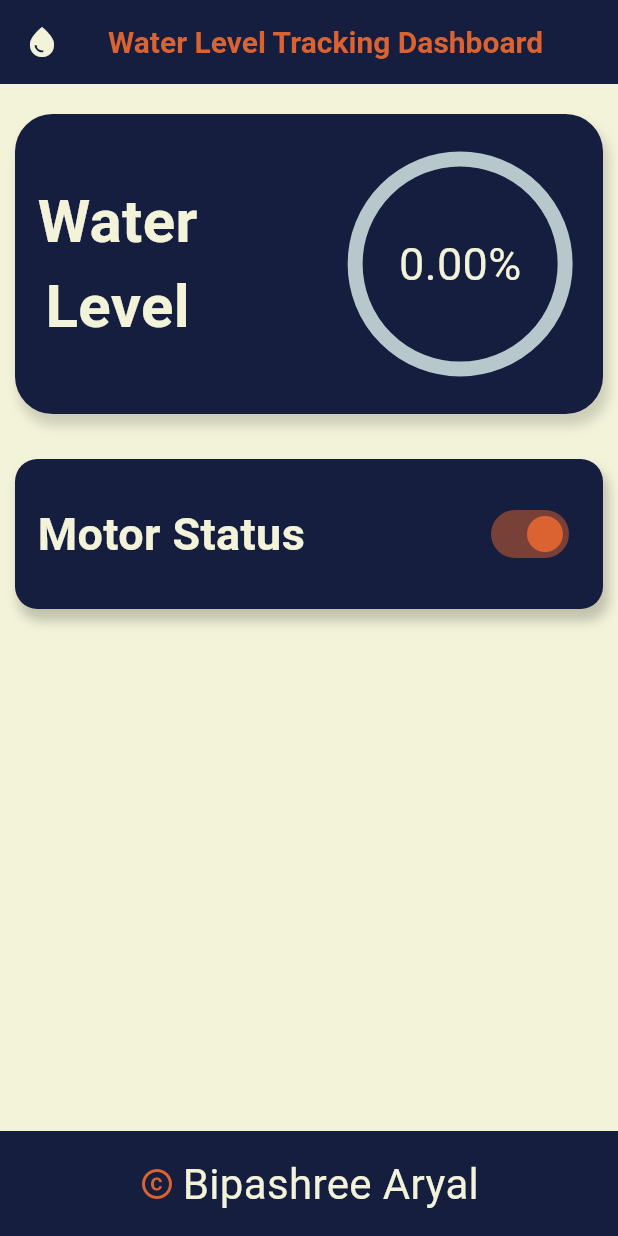
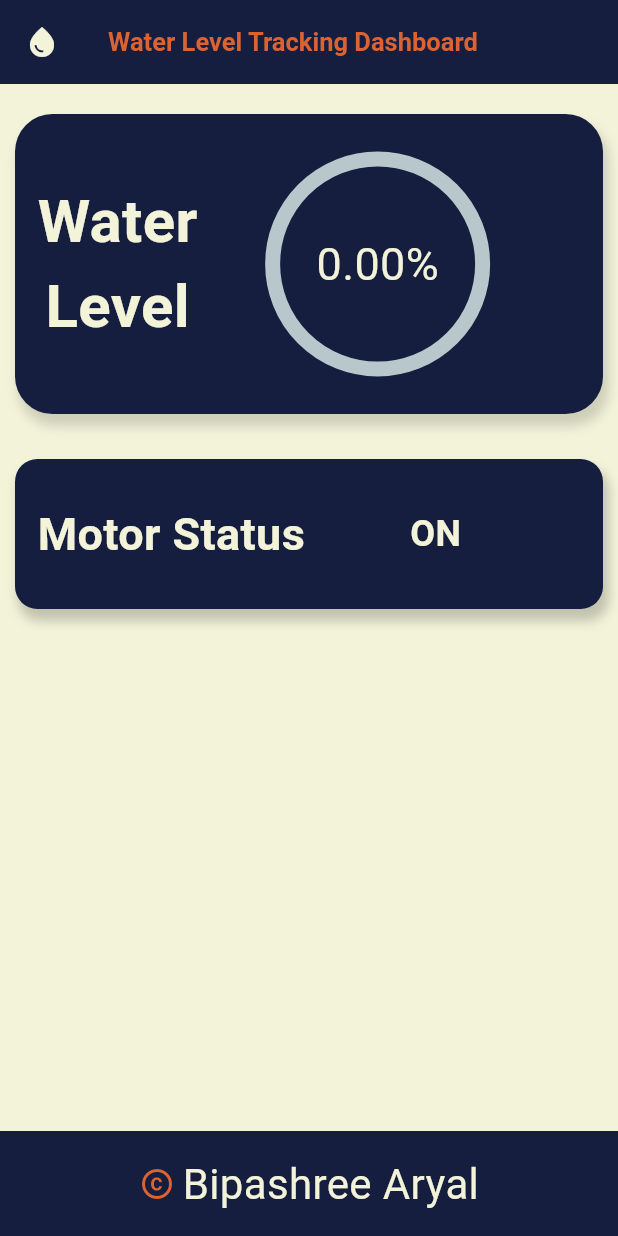
Before and after one commit to AryalKTM/water-level-tracking, a Flutter app: the screen it shows after launch, on a phone screen of 412 x 824 dp. Run offline on Flutter 3.47's test engine with Material 3 defaults, Android fonts, the phone set to English and light mode, and no system bars; drawn by our look-alikes of percent_indicator; our stand-ins replace firebase_core, firebase_database, google_fonts; accounts and stored records are empty; Roboto replaces fonts that are missing (Kanit).

Commit message:
Final..Maybe...

```diff
--- a/FrontEnd/wltd_app/lib/home.dart
+++ b/FrontEnd/wltd_app/lib/home.dart
@@ -5,18 +5,28 @@ import 'package:percent_indicator/circular_percent_indicator.dart';
 import 'package:wltd_app/firebase_service.dart';
 
 class HomePage extends StatefulWidget {
-  const HomePage({super.key});
+  const HomePage({Key? key}) : super(key: key);
 
   @override
   State<HomePage> createState() => _HomePageState();
 }
 
 class _HomePageState extends State<HomePage> {
-  bool light = true;
+  double percent = 0;
+  String statusDisplay = "ON";
 
   double calculatePercent(depth) {
     var percent = (depth / 115) * 100;
     return percent;
+  }
+
+  String motorStatus(motorStatus) {
+    if (motorStatus == false) {
+      statusDisplay = "OFF";
+    } else {
+      statusDisplay = "ON";
+    }
+    return statusDisplay;
   }
 
   @override
@@ -34,7 +44,7 @@ class _HomePageState extends State<HomePage> {
             textStyle: const TextStyle(
               color: Color(0xffdb6332),
               fontWeight: FontWeight.bold,
-              fontSize: 20,
+              fontSize: 17,
             ),
           ),
         ),
@@ -54,7 +64,8 @@ class _HomePageState extends State<HomePage> {
                     blurRadius: 6,
                     offset: const Offset(3, 7),
                   ),
-                  ]),
+                ],
+              ),
               padding: const EdgeInsets.all(15),
               margin: const EdgeInsets.fromLTRB(10, 20, 10, 10),
               height: 200,
@@ -87,12 +98,11 @@ class _HomePageState extends State<HomePage> {
                     ],
                   ),
                   const SizedBox(
-                    width: 100,
+                    width: 45,
                   ),
                   StreamBuilder<Object>(
                     stream: getDepth(),
                     builder: (context, snapshot) {
-                        double percent = 0;
                       if (snapshot.data != null) {
                         DatabaseEvent depth = snapshot.data as DatabaseEvent;
                         percent = calculatePercent(depth.snapshot.value);
@@ -100,10 +110,10 @@ class _HomePageState extends State<HomePage> {
                       return CircularPercentIndicator(
                         radius: 75,
                         lineWidth: 10,
-                            percent: percent > 0 && percent <= 100
-                                ? percent / 100
-                                : 0,
+                        percent:
+                            percent > 0 && percent <= 100 ? percent / 100 : 0,
                         animation: true,
+                        animateFromLastPercent: true,
                         circularStrokeCap: CircularStrokeCap.round,
                         progressColor: const Color(0xffdb6332),
                         center: Text(
@@ -115,8 +125,10 @@ class _HomePageState extends State<HomePage> {
                               fontWeight: FontWeight.w400,
                             ),
                           ),
-                            ));
-                      }),
+                        ),
+                      );
+                    },
+                  ),
                 ],
               ),
             ),
@@ -134,7 +146,8 @@ class _HomePageState extends State<HomePage> {
                     blurRadius: 6,
                     offset: const Offset(3, 7),
                   ),
-                  ]),
+                ],
+              ),
               child: Row(
                 children: [
                   Text(
@@ -148,16 +161,27 @@ class _HomePageState extends State<HomePage> {
                     ),
                   ),
                   const SizedBox(
-                    width: 120,
+                    width: 70,
                   ),
-                  Switch(
-                    value: light,
-                    onChanged: ((value) {
-                      setState(() {
-                        light = value;
-                      });
-                    }),
-                    activeColor: const Color(0xffdb6332),
+                  StreamBuilder<Object>(
+                    stream: getStatus(),
+                    builder: (context, snapshot) {
+                      if (snapshot.data != null) {
+                        DatabaseEvent status = snapshot.data as DatabaseEvent;
+                        var returnStatus = motorStatus(status.snapshot.value);
+                        return Text(
+                          returnStatus,
+                          style: GoogleFonts.kanit(
+                            textStyle: const TextStyle(
+                              fontSize: 24,
+                              color: Color(0xfff2f3d9),
+                              fontWeight: FontWeight.bold,
+                            ),
+                          ),
+                        );
+                      }
+                      return const Text("Loading..");
+                    },
                   ),
                 ],
               ),
--- a/FrontEnd/wltd_app/lib/main.dart
+++ b/FrontEnd/wltd_app/lib/main.dart
@@ -9,7 +9,7 @@ void main() async {
     options: DefaultFirebaseOptions.currentPlatform,
   );
 
-  runApp(waterApp());
+  runApp(const waterApp());
 }
 
 class waterApp extends StatelessWidget {
--- a/FrontEnd/wltd_app/lib/splash.dart
+++ b/FrontEnd/wltd_app/lib/splash.dart
@@ -12,9 +12,9 @@ class SplashScreen extends StatefulWidget {
 class _SplashScreenState extends State<SplashScreen> {
   @override
   void initState() {
-    Timer(Duration(seconds: 2), () {
+    Timer(const Duration(seconds: 2), () {
       Navigator.push(
-          context, MaterialPageRoute(builder: (context) => HomePage()));
+          context, MaterialPageRoute(builder: (context) => const HomePage()));
     });
     super.initState();
   }
@@ -42,7 +42,7 @@ class _SplashScreenState extends State<SplashScreen> {
                   "Water Level Tracking Dashboard",
                   style: GoogleFonts.kanit(
                     textStyle: const TextStyle(
-                      fontSize: 30,
+                      fontSize: 22,
                       color: Color(0xffdb6332),
                     ),
                   ),
--- a/FrontEnd/wltd_app/pubspec.yaml
+++ b/FrontEnd/wltd_app/pubspec.yaml
@@ -39,7 +39,7 @@ dependencies:
   percent_indicator: ^4.2.3
   google_fonts: ^5.1.0
   firebase_database: ^10.2.4
-  cloud_firestore: ^4.8.4
+  cloud_firestore: ^4.13.2
 
 dev_dependencies:
   flutter_test:
```
Also changed, not shown: FrontEnd/wltd_app/lib/firebase_service.dart (+8 -4 lines), FrontEnd/wltd_app/pubspec.lock, 9 other files. Lines whose indentation alone changed are shown as unchanged.
